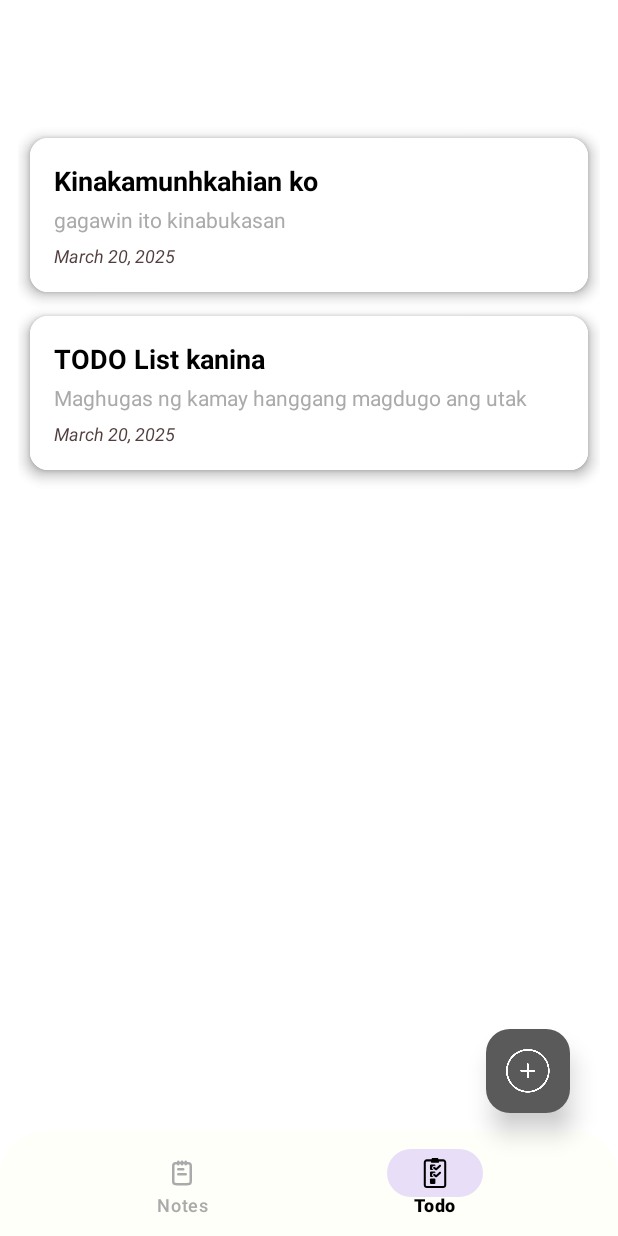
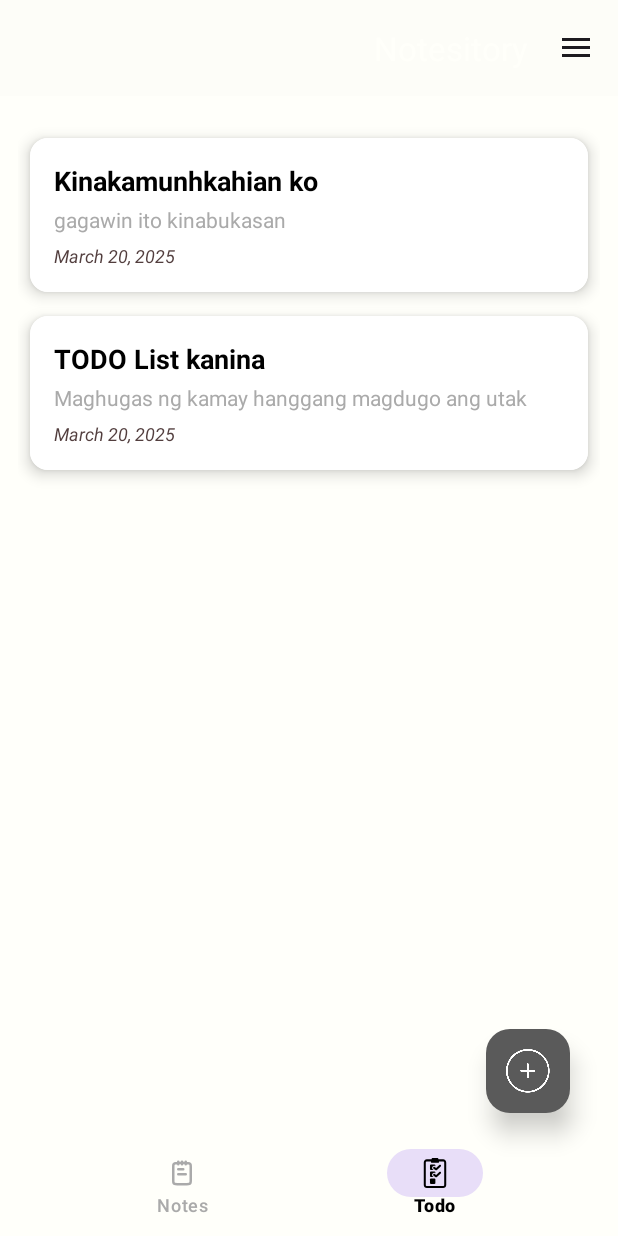
Before and after one commit to koise/notesitory, an Android app: the fragment TodoFragment placed in its activity, item 2 of the bottom bar chosen, on a phone screen of 412 x 824 dp. Run offline under Robolectric (Android 15) with nearby library versions, the phone set to English and light mode, and no system bars.

Commit message:
Updated some features

```diff
--- a/app/src/main/java/com/example/notesitory/DashboardActivty.kt
+++ b/app/src/main/java/com/example/notesitory/DashboardActivty.kt
@@ -2,79 +2,70 @@ package com.example.notesitory
 
 import android.app.AlertDialog
 import android.content.Intent
-import android.content.res.ColorStateList
-import android.graphics.Color
+import android.content.SharedPreferences
 import android.os.Bundle
-import android.os.Handler
-import android.os.Looper
-import android.view.animation.AnimationUtils
+import android.view.Gravity
+import android.view.MenuItem
+import android.widget.Toast
+import androidx.appcompat.app.ActionBarDrawerToggle
 import androidx.appcompat.app.AppCompatActivity
-import androidx.core.widget.NestedScrollView
+import androidx.appcompat.widget.Toolbar
+import androidx.core.view.GravityCompat
+import androidx.drawerlayout.widget.DrawerLayout
 import androidx.fragment.app.Fragment
 import com.google.android.material.bottomnavigation.BottomNavigationView
 import com.google.android.material.floatingactionbutton.FloatingActionButton
+import com.google.android.material.navigation.NavigationView
 
 class DashboardActivity : AppCompatActivity() {
-
-    private val handler = Handler(Looper.getMainLooper()) // Handler for delay
-    private var isScrolling = false // To track scroll state
-
+    private lateinit var drawerLayout: DrawerLayout
+    private lateinit var bottomNavigationView: BottomNavigationView
+    private lateinit var navigationView: NavigationView
+    private lateinit var btnAddNote: FloatingActionButton
+    private lateinit var sharedPreferences: SharedPreferences
 
     override fun onCreate(savedInstanceState: Bundle?) {
         super.onCreate(savedInstanceState)
         setContentView(R.layout.activity_dashboard)
 
-        val bottomNavigationView: BottomNavigationView = findViewById(R.id.bottomNavigationView)
-        //val nestedScrollView: NestedScrollView? = findViewById(R.id.nestedScrollView)
-        bottomNavigationView.itemRippleColor = ColorStateList.valueOf(Color.TRANSPARENT)
-        val slideUp = AnimationUtils.loadAnimation(this, R.anim.bottom_nav_slide_up)
-        bottomNavigationView.startAnimation(slideUp)
+        // Initialize views
+        drawerLayout = findViewById(R.id.drawerLayout)
+        val toolbar: Toolbar = findViewById(R.id.toolbar)
+        bottomNavigationView = findViewById(R.id.bottomNavigationView)
+        navigationView = findViewById(R.id.navigationView)
+        btnAddNote = findViewById(R.id.btnAddNote)
+        sharedPreferences = getSharedPreferences("USERPREF", MODE_PRIVATE)
 
+        setSupportActionBar(toolbar)
+
+        // Set up ActionBarDrawerToggle to handle menu icon clicks
+        val toggle = ActionBarDrawerToggle(
+            this, drawerLayout, toolbar,
+            R.string.navigation_drawer_open, R.string.navigation_drawer_close
+        )
+        drawerLayout.addDrawerListener(toggle)
+        toggle.syncState()
+
+        // Move navigation drawer to open from the RIGHT
+        toolbar.setNavigationOnClickListener {
+            if (drawerLayout.isDrawerOpen(GravityCompat.END)) {
+                drawerLayout.closeDrawer(GravityCompat.END)
+            } else {
+                drawerLayout.openDrawer(GravityCompat.END)
+            }
+        }
+
+        // Set default fragment
         val notesFragment = NoteFragment()
         val todoFragment = TodoFragment()
-
         setCurrentFragment(notesFragment)
 
-
-        val btnAddNote = findViewById<FloatingActionButton>(R.id.btnAddNote)
-
-        // Show Dialog on FAB Click
+        // Floating button click
         btnAddNote.setOnClickListener {
             showChoiceDialog()
         }
 
-        /*
-        nestedScrollView?.setOnScrollChangeListener { _, _, scrollY, _, oldScrollY ->
-            isScrolling = true
-            handler.removeCallbacksAndMessages(null)
-
-            if (scrollY > oldScrollY) {
-                bottomNavigationView.animate()
-                    .translationY(bottomNavigationView.height.toFloat())
-                    .setDuration(300)
-                    .start()
-            } else if (scrollY < oldScrollY) { // Scrolling Up
-                bottomNavigationView.animate()
-                    .translationY(0f)
-                    .setDuration(300)
-                    .start()
-            }
-
-            // Auto pop-up after 500ms if user stops scrolling
-            handler.postDelayed({
-                if (!isScrolling) {
-                    bottomNavigationView.animate()
-                        .translationY(0f)
-                        .setDuration(300)
-                        .start()
-                }
-            }, 500)
-
-            isScrolling = false // Reset scrolling state
-        }
-        */
-
-        // Handle Bottom Navigation Clicks
+        // Bottom Navigation Clicks
         bottomNavigationView.setOnItemSelectedListener { item ->
             when (item.itemId) {
                 R.id.note -> setCurrentFragment(notesFragment)
@@ -82,40 +73,22 @@ class DashboardActivity : AppCompatActivity() {
             }
             true
         }
+
+        // Drawer Navigation Clicks
+        navigationView.setNavigationItemSelectedListener { menuItem ->
+            handleDrawerItemClick(menuItem)
+            true
         }
-
-    override fun onBackPressed() {
-        val builder = AlertDialog.Builder(this)
-        builder.setTitle("Exit App")
-        builder.setMessage("Are you sure you want to exit?")
-
-        builder.setPositiveButton("Yes") { _, _ ->
-            finishAffinity() // Close all activities and exit the app
     }
-
-        builder.setNegativeButton("No") { dialog, _ ->
-            dialog.dismiss() // Dismiss the dialog and stay in the app
-        }
-
-        builder.show()
-    }
-
 
     private fun setCurrentFragment(fragment: Fragment) {
         supportFragmentManager.beginTransaction()
-            .setCustomAnimations(
-                R.anim.slide_in_right,
-                R.anim.slide_out_left,
-                R.anim.slide_in_left,
-                R.anim.slide_out_right
-            )
             .replace(R.id.flFragment, fragment)
             .commit()
     }
 
     private fun showChoiceDialog() {
         val options = arrayOf("To-Do", "Note")
-
         val builder = AlertDialog.Builder(this)
         builder.setTitle("Choose an Option")
         builder.setItems(options) { _, which ->
@@ -127,4 +100,49 @@ class DashboardActivity : AppCompatActivity() {
         builder.setNegativeButton("Cancel") { dialog, _ -> dialog.dismiss() }
         builder.show()
     }
+
+    private fun handleDrawerItemClick(menuItem: MenuItem) {
+        when (menuItem.itemId) {
+            R.id.nav_profile -> {
+                // Handle Profile
             }
+            R.id.nav_logout -> {
+                showLogoutDialog()
+            }
+        }
+        drawerLayout.closeDrawer(GravityCompat.END)
+    }
+
+    private fun showLogoutDialog() {
+        val builder = AlertDialog.Builder(this)
+        builder.setTitle("Logout")
+        builder.setMessage("Are you sure you want to logout?")
+        builder.setPositiveButton("Yes") { _, _ ->
+            logout()
+        }
+        builder.setNegativeButton("Cancel") { dialog, _ -> dialog.dismiss() }
+        builder.show()
+    }
+
+    private fun logout() {
+        // Clear SharedPreferences
+        sharedPreferences.edit().clear().apply()
+
+        // Navigate to LoginActivity and finish current activity
+        val intent = Intent(this, MainActivity::class.java)
+        intent.flags = Intent.FLAG_ACTIVITY_NEW_TASK or Intent.FLAG_ACTIVITY_CLEAR_TASK
+        startActivity(intent)
+        finish()
+    }
+
+    override fun onBackPressed() {
+        val builder = AlertDialog.Builder(this)
+        builder.setTitle("Exit App")
+        builder.setMessage("Are you sure you want to exit?")
+        builder.setPositiveButton("Yes") { _, _ ->
+            finishAffinity() // Close all activities
+        }
+        builder.setNegativeButton("Cancel") { dialog, _ -> dialog.dismiss() }
+        builder.show()
+    }
+}
--- /dev/null
+++ b/app/src/main/res/drawable/drawer_bg.xml
@@ -0,0 +1,8 @@
+<?xml version="1.0" encoding="utf-8"?>
+<shape xmlns:android="http://schemas.android.com/apk/res/android">
+    <solid android:color="#FFFFFA"/>
+    <corners android:radius="24dp"/>
+    <padding android:left="10dp" android:right="10dp"/>
+    <shadowColor android:color="#515052"/>
+    <shadowRadius android:radius="10dp"/>
+</shape>
--- /dev/null
+++ b/app/src/main/res/drawable/ic_home.xml
@@ -0,0 +1,5 @@
+<vector xmlns:android="http://schemas.android.com/apk/res/android" android:height="40dp" android:viewportHeight="16" android:viewportWidth="16" android:width="40dp">
+
+    <path android:fillColor="#000000" android:pathData="M1,6V15H6V11C6,9.895 6.895,9 8,9C9.105,9 10,9.895 10,11V15H15V6L8,0L1,6Z"/>
+
+</vector>
--- /dev/null
+++ b/app/src/main/res/drawable/ic_menu.xml
@@ -0,0 +1,9 @@
+<vector xmlns:android="http://schemas.android.com/apk/res/android" android:height="30dp" android:viewportHeight="24" android:viewportWidth="24" android:width="30dp">
+
+    <path android:fillColor="#1C274C" android:pathData="M7,12C7,13.105 6.105,14 5,14C3.895,14 3,13.105 3,12C3,10.895 3.895,10 5,10C6.105,10 7,10.895 7,12Z"/>
+
+    <path android:fillColor="#1C274C" android:pathData="M14,12C14,13.105 13.105,14 12,14C10.895,14 10,13.105 10,12C10,10.895 10.895,10 12,10C13.105,10 14,10.895 14,12Z"/>
+
+    <path android:fillColor="#1C274C" android:pathData="M21,12C21,13.105 20.105,14 19,14C17.895,14 17,13.105 17,12C17,10.895 17.895,10 19,10C20.105,10 21,10.895 21,12Z"/>
+
+</vector>
--- /dev/null
+++ b/app/src/main/res/drawable/ic_user.xml
@@ -0,0 +1,13 @@
+<vector xmlns:android="http://schemas.android.com/apk/res/android"
+    android:width="800dp"
+    android:height="800dp"
+    android:viewportWidth="24"
+    android:viewportHeight="24">
+  <path
+      android:pathData="M5,21C5,17.134 8.134,14 12,14C15.866,14 19,17.134 19,21M16,7C16,9.209 14.209,11 12,11C9.791,11 8,9.209 8,7C8,4.791 9.791,3 12,3C14.209,3 16,4.791 16,7Z"
+      android:strokeLineJoin="round"
+      android:strokeWidth="2"
+      android:fillColor="#00000000"
+      android:strokeColor="#000000"
+      android:strokeLineCap="round"/>
+</vector>
--- /dev/null
+++ b/app/src/main/res/drawable/logout_2_svgrepo_com.xml
@@ -0,0 +1,7 @@
+<vector xmlns:android="http://schemas.android.com/apk/res/android" android:height="40dp" android:viewportHeight="24" android:viewportWidth="24" android:width="40dp">
+
+    <path android:fillColor="#00000000" android:pathData="M15,12L2,12M2,12L5.5,9M2,12L5.5,15" android:strokeColor="#1C274C" android:strokeLineCap="round" android:strokeLineJoin="round" android:strokeWidth="1.5"/>
+
+    <path android:fillColor="#00000000" android:pathData="M9.002,7C9.014,4.825 9.111,3.647 9.879,2.879C10.758,2 12.172,2 15,2L16,2C18.829,2 20.243,2 21.122,2.879C22,3.757 22,5.172 22,8L22,16C22,18.828 22,20.243 21.122,21.121C20.353,21.89 19.175,21.986 17,21.998M9.002,17C9.014,19.175 9.111,20.353 9.879,21.121C10.52,21.763 11.447,21.936 13,21.983" android:strokeColor="#1C274C" android:strokeLineCap="round" android:strokeWidth="1.5"/>
+
+</vector>
--- a/app/src/main/res/layout/activity_dashboard.xml
+++ b/app/src/main/res/layout/activity_dashboard.xml
@@ -1,32 +1,46 @@
 <?xml version="1.0" encoding="utf-8"?>
-<FrameLayout xmlns:android="http://schemas.android.com/apk/res/android"
+<androidx.drawerlayout.widget.DrawerLayout
+    xmlns:android="http://schemas.android.com/apk/res/android"
     xmlns:app="http://schemas.android.com/apk/res-auto"
     xmlns:tools="http://schemas.android.com/tools"
-    android:id="@+id/dashboardRoot"
+    android:id="@+id/drawerLayout"
     android:layout_width="match_parent"
     android:layout_height="match_parent"
-    android:background="#FFFFFF"
+    android:background="#FFFFFA"
     tools:context=".DashboardActivity">
 
-    <!-- FloatingActionButton (Above Bottom Nav) -->
-    <androidx.core.widget.NestedScrollView
-        android:id="@+id/nestedScrollView"
+    <!-- Main Content -->
+    <FrameLayout
         android:layout_width="match_parent"
-        android:layout_height="match_parent">
+        android:layout_height="match_parent"
+        android:background="#FFFFFA">
+
+        <!-- Toolbar for Burger Menu (Aligned to End) -->
+        <androidx.appcompat.widget.Toolbar
+            android:id="@+id/toolbar"
+            android:layout_width="match_parent"
+            android:layout_height="?attr/actionBarSize"
+            android:background="#FDFDF8"
+            app:titleTextColor="@color/off_white"
+            android:layoutDirection="rtl"
+            android:textDirection="ltr"
+            app:navigationIcon="@drawable/ic_menu"
+            android:theme="@style/ThemeOverlay.AppCompat.ActionBar"/>
+
 
             <LinearLayout
                 android:layout_width="match_parent"
                 android:layout_height="wrap_content"
                 android:orientation="vertical">
 
-            <!-- Fragment Container (For Pages) -->
+                <!-- Fragment Container -->
                 <FrameLayout
                     android:id="@+id/flFragment"
                     android:layout_width="match_parent"
                     android:layout_height="match_parent" />
             </LinearLayout>
-    </androidx.core.widget.NestedScrollView>
 
+        <!-- Floating Action Button -->
         <com.google.android.material.floatingactionbutton.FloatingActionButton
             android:id="@+id/btnAddNote"
             android:layout_width="56dp"
@@ -52,5 +66,16 @@
             app:itemIconSize="20dp"
             app:itemIconTint="@drawable/bottom_nav_icon_tint"
             app:itemTextColor="@drawable/bottom_nav_text_color"/>
+    </FrameLayout>
 
-</FrameLayout>
+    <!-- Navigation Drawer (Aligned to Right) -->
+    <com.google.android.material.navigation.NavigationView
+        android:id="@+id/navigationView"
+        android:layout_width="280dp"
+        android:layout_height="match_parent"
+        android:layout_gravity="end"
+        android:background="@drawable/drawer_bg"
+        app:menu="@menu/drawer_menu"
+        app:itemIconTint="@drawable/bottom_nav_icon_tint"
+        app:itemTextColor="@drawable/bottom_nav_text_color" />
+</androidx.drawerlayout.widget.DrawerLayout>
--- /dev/null
+++ b/app/src/main/res/menu/drawer_menu.xml
@@ -0,0 +1,14 @@
+<menu xmlns:android="http://schemas.android.com/apk/res/android">
+    <item
+        android:id="@+id/nav_home"
+        android:title="Home"
+        android:icon="@drawable/ic_home"/>
+    <item
+        android:id="@+id/nav_profile"
+        android:title="Profile"
+        android:icon="@drawable/ic_user"/>
+    <item
+        android:id="@+id/nav_logout"
+        android:title="Logout"
+        android:icon="@drawable/logout_2_svgrepo_com"/>
+</menu>
--- a/app/src/main/res/values/colors.xml
+++ b/app/src/main/res/values/colors.xml
@@ -21,4 +21,6 @@
         <color name="colorUnselected">#B0BEC5</color>
         <color name="holo_red_light">#FFFF4444</color>
         <color name="holo_red_dark">#FFCC0000</color>
+        <color name="off_white">#FFFFFA</color>
+
 </resources>
--- a/app/src/main/res/values/strings.xml
+++ b/app/src/main/res/values/strings.xml
@@ -2,4 +2,6 @@
     <string name="app_name">Notesitory</string>
     <!-- TODO: Remove or change this placeholder text -->
     <string name="hello_blank_fragment">Hello blank fragment</string>
+    <string name="navigation_drawer_open">Open Navigation Drawer</string>
+    <string name="navigation_drawer_close">Close Navigation Drawer</string>
 </resources>
```
Also changed, not shown: app/src/main/res/drawable/drawer_header_bg.xml (added, +21 -0 lines), app/src/main/res/drawable/menu_dots_svgrepo_com.xml (added, +9 -0 lines), app/src/main/res/layout/activity_signup.xml (+21 -0 lines), app/src/main/res/layout/fragment_notes.xml (+15 -7 lines). Lines whose indentation alone changed are shown as unchanged.
